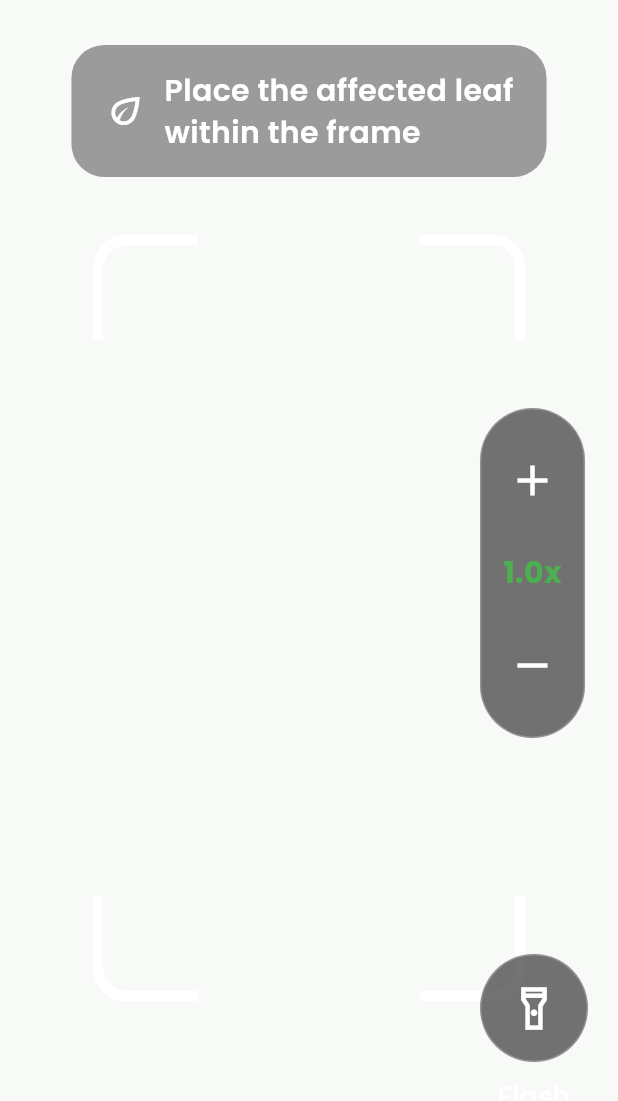
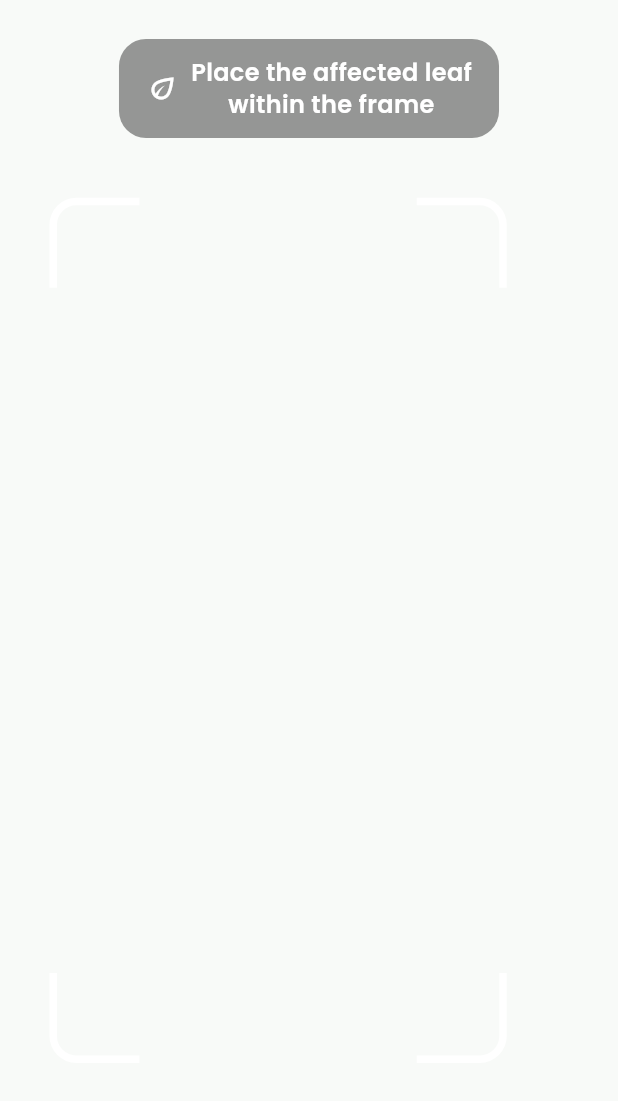
Before and after one commit to Akila-Prabath/AgroLens, a Flutter app: the CameraOverlay widget shown alone on an empty page, opened directly, on a phone screen of 412 x 824 dp. Shown: the top 1101 px of the screen. Run offline on Flutter 3.47's test engine with Material 3 defaults, Android fonts, the phone set to English and light mode, and no system bars; our stand-ins replace camera, flutter_riverpod, go_router, google_fonts, hive_flutter, image_picker; missing offline and left inert: tflite_flutter; accounts and stored records are empty.

Commit message:
Update Camera Screen UI

```diff
--- a/app/lib/features/camera/widgets/camera_overlay.dart
+++ b/app/lib/features/camera/widgets/camera_overlay.dart
@@ -12,27 +12,22 @@ class CameraOverlay extends StatelessWidget {
         final width = constraints.maxWidth;
         final height = constraints.maxHeight;
 
-        final frameWidth = width * 0.70;
-        final frameHeight = height * 0.62;
-
         return Stack(
           children: [
-            /// ==========================
             /// Instruction Banner
-            /// ==========================
             Positioned(
-              top: 30,
+              top: 26,
               left: 0,
               right: 0,
               child: Center(
                 child: Container(
                   padding: const EdgeInsets.symmetric(
-                    horizontal: 22,
-                    vertical: 16,
+                    horizontal: 18,
+                    vertical: 12,
                   ),
                   decoration: BoxDecoration(
-                    color: Colors.black.withOpacity(0.38),
-                    borderRadius: BorderRadius.circular(22),
+                    color: Colors.black.withOpacity(0.40),
+                    borderRadius: BorderRadius.circular(18),
                   ),
                   child: const Row(
                     mainAxisSize: MainAxisSize.min,
@@ -40,18 +35,19 @@ class CameraOverlay extends StatelessWidget {
                       Icon(
                         Icons.eco_outlined,
                         color: Colors.white,
-                        size: 28,
+                        size: 22,
                       ),
 
-                      SizedBox(width: 12),
+                      SizedBox(width: 8),
 
                       Text(
-                        'Place the affected leaf\nwithin the frame',
+                        "Place the affected leaf\nwithin the frame",
+                        textAlign: TextAlign.center,
                         style: TextStyle(
                           color: Colors.white,
-                          fontSize: 20,
+                          fontSize: 16,
                           fontWeight: FontWeight.w600,
-                          height: 1.4,
+                          height: 1.3,
                         ),
                       ),
                     ],
@@ -60,99 +56,13 @@ class CameraOverlay extends StatelessWidget {
               ),
             ),
 
-            /// ==========================
-            /// Scan Frame
-            /// ==========================
-            Center(
-              child: SizedBox(
-                width: frameWidth,
-                height: frameHeight,
-                child: const _ScannerFrame(),
-              ),
-            ),
-
-            /// ==========================
-            /// Zoom Control
-            /// ==========================
+            /// Scanner Frame
             Positioned(
-              right: 22,
-              top: height * 0.33,
-              child: Container(
-                width: 70,
-                height: 220,
-                decoration: BoxDecoration(
-                  color: Colors.black.withOpacity(0.55),
-                  borderRadius: BorderRadius.circular(35),
-                  border: Border.all(
-                    color: Colors.white24,
-                  ),
-                ),
-                child: Column(
-                  mainAxisAlignment:
-                      MainAxisAlignment.spaceEvenly,
-                  children: const [
-                    Icon(
-                      Icons.add,
-                      color: Colors.white,
-                      size: 34,
-                    ),
-
-                    Text(
-                      '1.0x',
-                      style: TextStyle(
-                        color: Colors.green,
-                        fontWeight: FontWeight.bold,
-                        fontSize: 20,
-                      ),
-                    ),
-
-                    Icon(
-                      Icons.remove,
-                      color: Colors.white,
-                      size: 34,
-                    ),
-                  ],
-                ),
-              ),
-            ),
-
-            /// ==========================
-            /// Flash Button
-            /// ==========================
-            Positioned(
-              right: 20,
-              bottom: 80,
-              child: Column(
-                children: [
-                  Container(
-                    width: 72,
-                    height: 72,
-                    decoration: BoxDecoration(
-                      color: Colors.black.withOpacity(0.55),
-                      shape: BoxShape.circle,
-                      border: Border.all(
-                        color: Colors.white24,
-                      ),
-                    ),
-                    child: const Icon(
-                      Icons.flashlight_on_outlined,
-                      color: Colors.white,
-                      size: 34,
-                    ),
-                  ),
-
-                  const SizedBox(height: 10),
-
-                  const Text(
-                    'Flash',
-                    style: TextStyle(
-                      color: Colors.white,
-                      fontSize: 18,
-                      fontWeight: FontWeight.w500,
-                    ),
-                  ),
-                ],
-              ),
+              left: width * 0.08,
+              right: width * 0.18,
+              top: height * 0.16,
+              bottom: height * 0.14,
+              child: const _ScannerFrame(),
             ),
           ],
         );
@@ -166,17 +76,11 @@ class _ScannerFrame extends StatelessWidget {
 
   @override
   Widget build(BuildContext context) {
-    const double corner = 70;
-    const double thickness = 7;
-    const Radius radius = Radius.circular(22);
-
-    return Stack(
+    return const Stack(
       children: [
         Align(
           alignment: Alignment.topLeft,
           child: _Corner(
-            width: corner,
-            height: corner,
             top: true,
             left: true,
           ),
@@ -185,8 +89,6 @@ class _ScannerFrame extends StatelessWidget {
         Align(
           alignment: Alignment.topRight,
           child: _Corner(
-            width: corner,
-            height: corner,
             top: true,
             left: false,
           ),
@@ -195,8 +97,6 @@ class _ScannerFrame extends StatelessWidget {
         Align(
           alignment: Alignment.bottomLeft,
           child: _Corner(
-            width: corner,
-            height: corner,
             top: false,
             left: true,
           ),
@@ -205,8 +105,6 @@ class _ScannerFrame extends StatelessWidget {
         Align(
           alignment: Alignment.bottomRight,
           child: _Corner(
-            width: corner,
-            height: corner,
             top: false,
             left: false,
           ),
@@ -217,63 +115,58 @@ class _ScannerFrame extends StatelessWidget {
 }
 
 class _Corner extends StatelessWidget {
-  final double width;
-  final double height;
   final bool top;
   final bool left;
 
   const _Corner({
-    required this.width,
-    required this.height,
     required this.top,
     required this.left,
   });
 
   @override
   Widget build(BuildContext context) {
+    const double size = 60;
+    const double thickness = 5;
+
     return Container(
-      width: width,
-      height: height,
+      width: size,
+      height: size,
       decoration: BoxDecoration(
         border: Border(
           top: top
               ? const BorderSide(
                   color: Colors.white,
-                  width: 7,
+                  width: thickness,
                 )
               : BorderSide.none,
           bottom: !top
               ? const BorderSide(
                   color: Colors.white,
-                  width: 7,
+                  width: thickness,
                 )
               : BorderSide.none,
           left: left
               ? const BorderSide(
                   color: Colors.white,
-                  width: 7,
+                  width: thickness,
                 )
               : BorderSide.none,
           right: !left
               ? const BorderSide(
                   color: Colors.white,
-                  width: 7,
+                  width: thickness,
                 )
               : BorderSide.none,
         ),
         borderRadius: BorderRadius.only(
-          topLeft: top && left
-              ? const Radius.circular(22)
-              : Radius.zero,
-          topRight: top && !left
-              ? const Radius.circular(22)
-              : Radius.zero,
-          bottomLeft: !top && left
-              ? const Radius.circular(22)
-              : Radius.zero,
-          bottomRight: !top && !left
-              ? const Radius.circular(22)
-              : Radius.zero,
+          topLeft:
+              top && left ? const Radius.circular(18) : Radius.zero,
+          topRight:
+              top && !left ? const Radius.circular(18) : Radius.zero,
+          bottomLeft:
+              !top && left ? const Radius.circular(18) : Radius.zero,
+          bottomRight:
+              !top && !left ? const Radius.circular(18) : Radius.zero,
         ),
       ),
     );
```
Also changed, not shown: app/lib/features/camera/presentation/camera_screen.dart (+54 -68 lines), app/lib/features/camera/widgets/zoom_controls.dart (+56 -40 lines).
